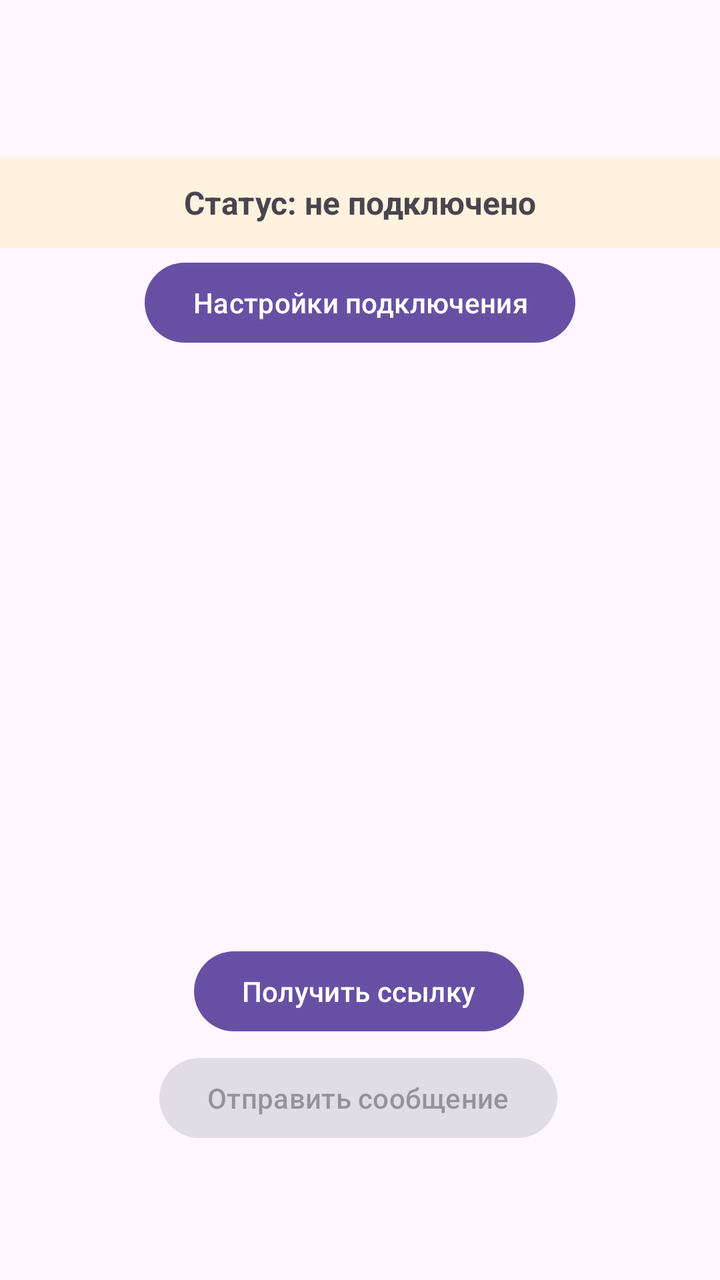
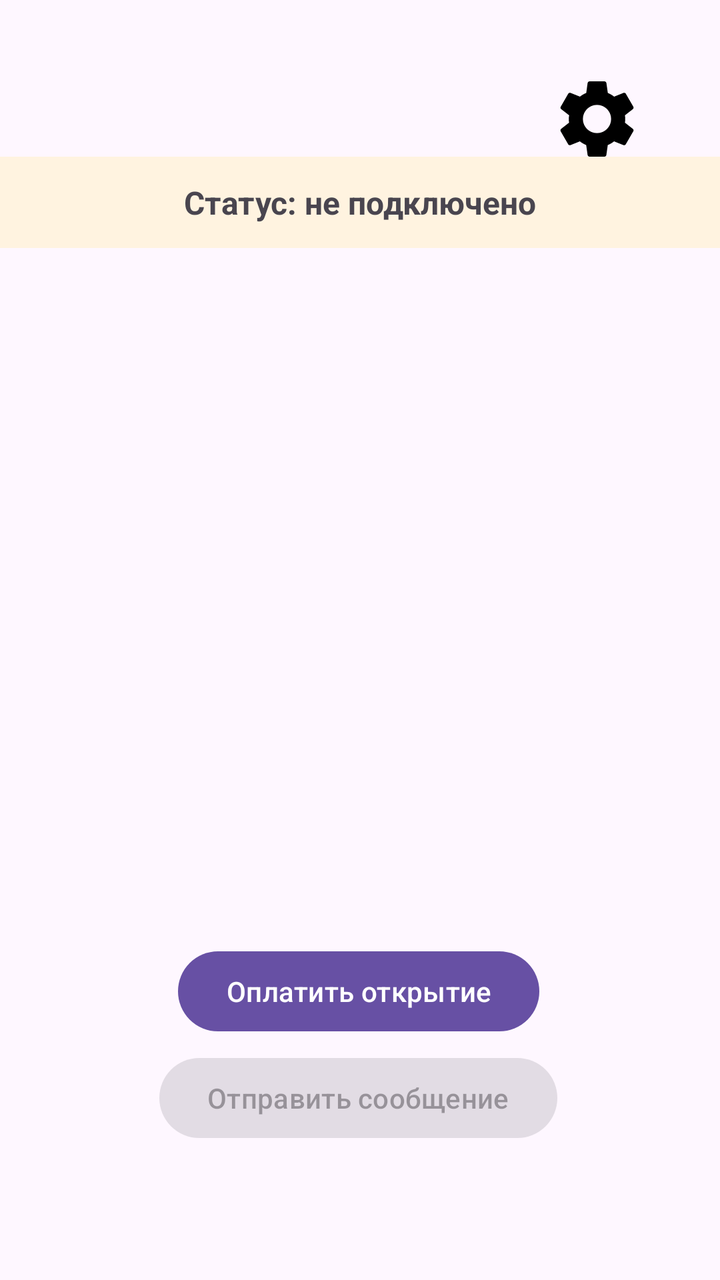

Two renders of the same Android screen: before a commit and after it. Below are the layout's source before the change and the commit's diff.
<!-- AndroidManifest.xml: application theme Theme.PayCheckAndroid -->
<!-- res/layout/activity_main.xml -->
<?xml version="1.0" encoding="utf-8"?>
<androidx.constraintlayout.widget.ConstraintLayout
    xmlns:android="http://schemas.android.com/apk/res/android"
    xmlns:app="http://schemas.android.com/apk/res-auto"
    xmlns:tools="http://schemas.android.com/tools"
    android:id="@+id/main"
    android:layout_width="match_parent"
    android:layout_height="match_parent"
    tools:context=".MainActivity">

    <TextView
        android:id="@+id/tvStatus"
        android:layout_width="0dp"
        android:layout_height="wrap_content"
        android:background="#FFF3E0"
        android:gravity="center"
        android:padding="12dp"
        android:text="Статус: не подключено"
        android:textSize="16sp"
        android:textStyle="bold"
        app:layout_constraintBottom_toTopOf="@id/btnGetLink"
        app:layout_constraintEnd_toEndOf="parent"
        app:layout_constraintHorizontal_bias="0.0"
        app:layout_constraintStart_toStartOf="parent"
        app:layout_constraintTop_toTopOf="parent"
        app:layout_constraintVertical_bias="0.184" />

    <Button
        android:id="@+id/btnGetLink"
        android:layout_width="wrap_content"
        android:layout_height="wrap_content"
        android:text="Получить ссылку"
        app:layout_constraintBottom_toBottomOf="parent"
        app:layout_constraintEnd_toEndOf="parent"
        app:layout_constraintHorizontal_bias="0.497"
        app:layout_constraintStart_toStartOf="parent"
        app:layout_constraintTop_toTopOf="parent"
        app:layout_constraintVertical_bias="0.797" />

    <Button
        android:id="@+id/btnSettings"
        android:layout_width="wrap_content"
        android:layout_height="wrap_content"
        android:text="Настройки подключения"
        app:layout_constraintBottom_toBottomOf="parent"
        app:layout_constraintEnd_toEndOf="parent"
        app:layout_constraintStart_toStartOf="parent"
        app:layout_constraintTop_toTopOf="parent"
        app:layout_constraintVertical_bias="0.215" />

    <Button
        android:id="@+id/btnSendToPort"
        android:layout_width="wrap_content"
        android:layout_height="wrap_content"
        android:enabled="false"
        android:text="Отправить сообщение"
        app:layout_constraintBottom_toBottomOf="parent"
        app:layout_constraintEnd_toEndOf="parent"
        app:layout_constraintHorizontal_bias="0.495"
        app:layout_constraintStart_toStartOf="parent"
        app:layout_constraintTop_toTopOf="parent"
        app:layout_constraintVertical_bias="0.887" />

</androidx.constraintlayout.widget.ConstraintLayout>
<!-- resources referenced by this layout -->
<resources>
  <style name="Theme.PayCheckAndroid" parent="Base.Theme.PayCheckAndroid" />
  <style name="Base.Theme.PayCheckAndroid" parent="Theme.Material3.DayNight.NoActionBar">
          
          
      </style>
</resources>

<!-- the commit's change to res/layout/activity_main.xml (unified diff, before → after) -->
@@ -29,7 +29,7 @@
         android:id="@+id/btnGetLink"
         android:layout_width="wrap_content"
         android:layout_height="wrap_content"
-        android:text="Получить ссылку"
+        android:text="Оплатить открытие"
         app:layout_constraintBottom_toBottomOf="parent"
         app:layout_constraintEnd_toEndOf="parent"
         app:layout_constraintHorizontal_bias="0.497"
@@ -37,16 +37,19 @@
         app:layout_constraintTop_toTopOf="parent"
         app:layout_constraintVertical_bias="0.797" />
 
-    <Button
+    <ImageButton
         android:id="@+id/btnSettings"
-        android:layout_width="wrap_content"
-        android:layout_height="wrap_content"
-        android:text="Настройки подключения"
-        app:layout_constraintBottom_toBottomOf="parent"
+        android:layout_width="67dp"
+        android:layout_height="63dp"
+        android:layout_marginTop="28dp"
+        android:layout_marginEnd="28dp"
+        android:background="?attr/selectableItemBackgroundBorderless"
+        android:contentDescription="Настройки подключения"
+        android:padding="8dp"
+        android:scaleType="fitCenter"
+        android:src="@drawable/ic_settings"
         app:layout_constraintEnd_toEndOf="parent"
-        app:layout_constraintStart_toStartOf="parent"
-        app:layout_constraintTop_toTopOf="parent"
-        app:layout_constraintVertical_bias="0.215" />
+        app:layout_constraintTop_toTopOf="parent" />
 
     <Button
         android:id="@+id/btnSendToPort"
<!-- resource entries referenced after the edit -->
@@ -1,5 +1,11 @@
 <!-- resources referenced by this layout -->
 <resources>
+  <!-- drawable ic_settings (drawable) -->
+  <vector xmlns:android="http://schemas.android.com/apk/res/android" android:height="24dp" android:tint="#000000" android:viewportHeight="24" android:viewportWidth="24" android:width="24dp">
+        
+      <path android:fillColor="@android:color/white" android:pathData="M19.14,12.94c0.04,-0.3 0.06,-0.61 0.06,-0.94c0,-0.32 -0.02,-0.64 -0.07,-0.94l2.03,-1.58c0.18,-0.14 0.23,-0.41 0.12,-0.61l-1.92,-3.32c-0.12,-0.22 -0.37,-0.29 -0.59,-0.22l-2.39,0.96c-0.5,-0.38 -1.03,-0.7 -1.62,-0.94L14.4,2.81c-0.04,-0.24 -0.24,-0.41 -0.48,-0.41h-3.84c-0.24,0 -0.43,0.17 -0.47,0.41L9.25,5.35C8.66,5.59 8.12,5.92 7.63,6.29L5.24,5.33c-0.22,-0.08 -0.47,0 -0.59,0.22L2.74,8.87C2.62,9.08 2.66,9.34 2.86,9.48l2.03,1.58C4.84,11.36 4.8,11.69 4.8,12s0.02,0.64 0.07,0.94l-2.03,1.58c-0.18,0.14 -0.23,0.41 -0.12,0.61l1.92,3.32c0.12,0.22 0.37,0.29 0.59,0.22l2.39,-0.96c0.5,0.38 1.03,0.7 1.62,0.94l0.36,2.54c0.05,0.24 0.24,0.41 0.48,0.41h3.84c0.24,0 0.44,-0.17 0.47,-0.41l0.36,-2.54c0.59,-0.24 1.13,-0.56 1.62,-0.94l2.39,0.96c0.22,0.08 0.47,0 0.59,-0.22l1.92,-3.32c0.12,-0.22 0.07,-0.47 -0.12,-0.61L19.14,12.94zM12,15.6c-1.98,0 -3.6,-1.62 -3.6,-3.6s1.62,-3.6 3.6,-3.6s3.6,1.62 3.6,3.6S13.98,15.6 12,15.6z"/>
+      
+  </vector>
   <style name="Theme.PayCheckAndroid" parent="Base.Theme.PayCheckAndroid" />
   <style name="Base.Theme.PayCheckAndroid" parent="Theme.Material3.DayNight.NoActionBar">
           
